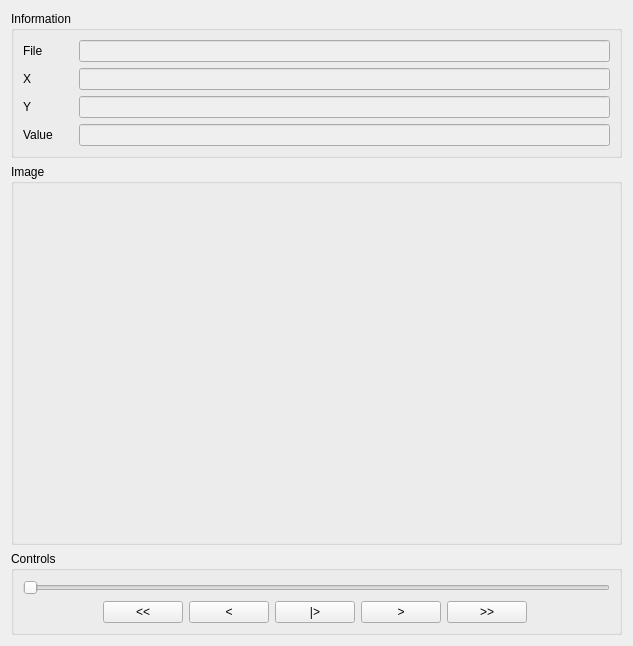
Before: the Qt Designer form gui/animate.ui in myrafproject/myrafproject, drawn with Qt 5.
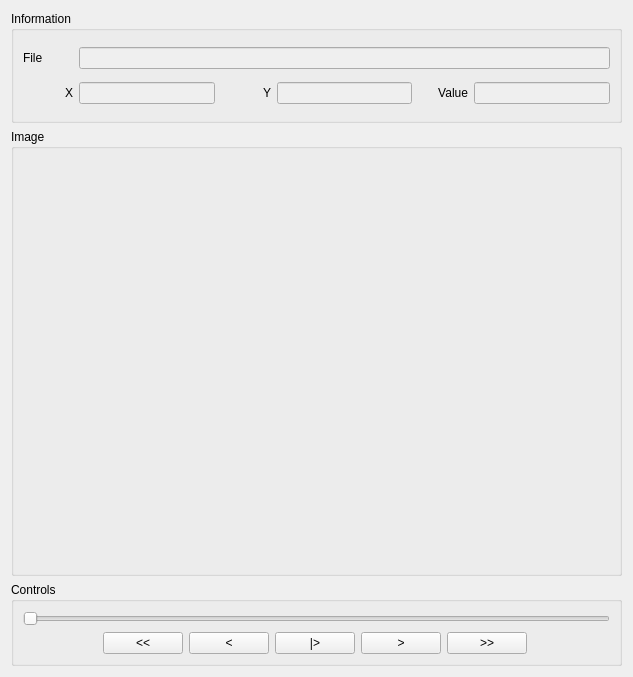
After: the same form once the commit is applied. Custom widgets are drawn as their Qt base class.

Patch:
```diff
--- a/gui/animate.ui
+++ b/gui/animate.ui
@@ -7,7 +7,7 @@
     <x>0</x>
     <y>0</y>
     <width>629</width>
-    <height>626</height>
+    <height>677</height>
    </rect>
   </property>
   <property name="windowTitle">
@@ -19,7 +19,7 @@
      <property name="maximumSize">
       <size>
        <width>16777215</width>
-       <height>188</height>
+       <height>112</height>
       </size>
      </property>
      <property name="title">
@@ -45,7 +45,7 @@
         </property>
        </widget>
       </item>
-      <item row="0" column="1">
+      <item row="0" column="1" colspan="5">
        <widget class="QLineEdit" name="animate_file_name">
         <property name="enabled">
          <bool>false</bool>
@@ -69,6 +69,9 @@
         <property name="text">
          <string>X</string>
         </property>
+        <property name="alignment">
+         <set>Qt::AlignRight|Qt::AlignTrailing|Qt::AlignVCenter</set>
+        </property>
        </widget>
       </item>
       <item row="1" column="1">
@@ -78,7 +81,7 @@
         </property>
        </widget>
       </item>
-      <item row="2" column="0">
+      <item row="1" column="2">
        <widget class="QLabel" name="label_3">
         <property name="minimumSize">
          <size>
@@ -95,16 +98,19 @@
         <property name="text">
          <string>Y</string>
         </property>
+        <property name="alignment">
+         <set>Qt::AlignRight|Qt::AlignTrailing|Qt::AlignVCenter</set>
+        </property>
        </widget>
       </item>
-      <item row="2" column="1">
+      <item row="1" column="3">
        <widget class="QLineEdit" name="animate_y">
         <property name="enabled">
          <bool>false</bool>
         </property>
        </widget>
       </item>
-      <item row="3" column="0">
+      <item row="1" column="4">
        <widget class="QLabel" name="label_4">
         <property name="minimumSize">
          <size>
@@ -121,9 +127,12 @@
         <property name="text">
          <string>Value</string>
         </property>
+        <property name="alignment">
+         <set>Qt::AlignRight|Qt::AlignTrailing|Qt::AlignVCenter</set>
+        </property>
        </widget>
       </item>
-      <item row="3" column="1">
+      <item row="1" column="5">
        <widget class="QLineEdit" name="animate_value">
         <property name="enabled">
          <bool>false</bool>
```
